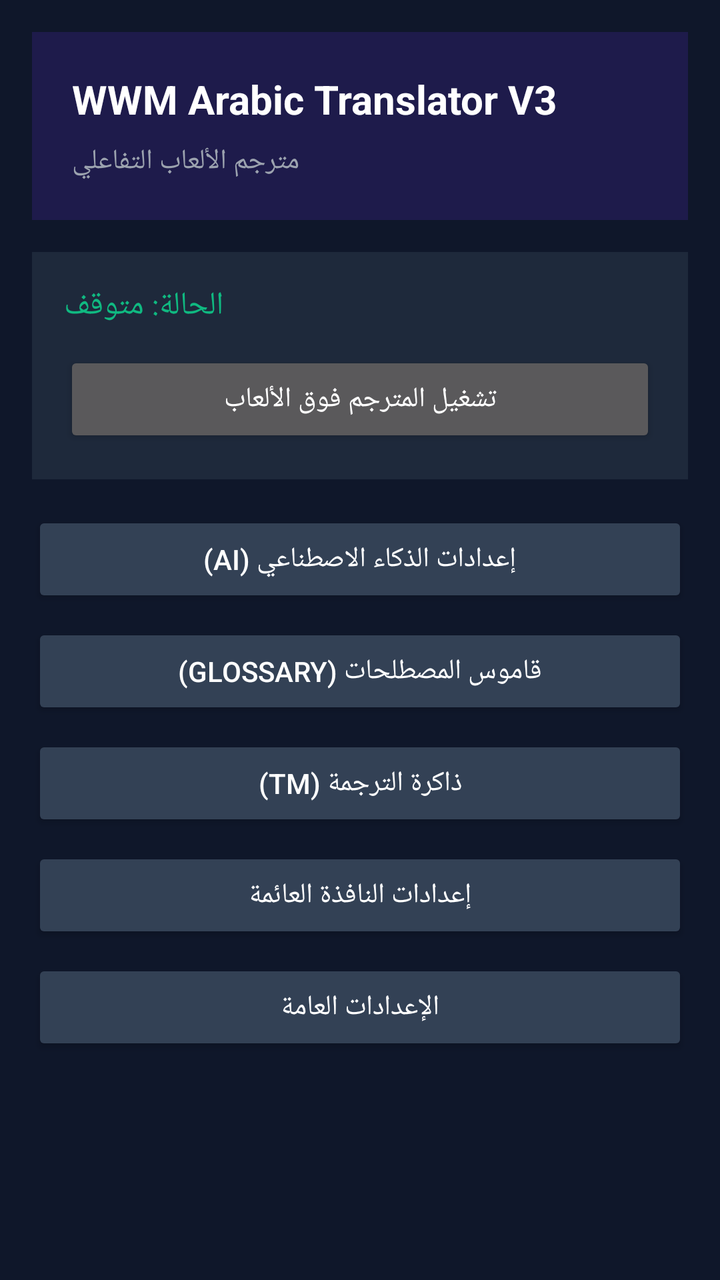
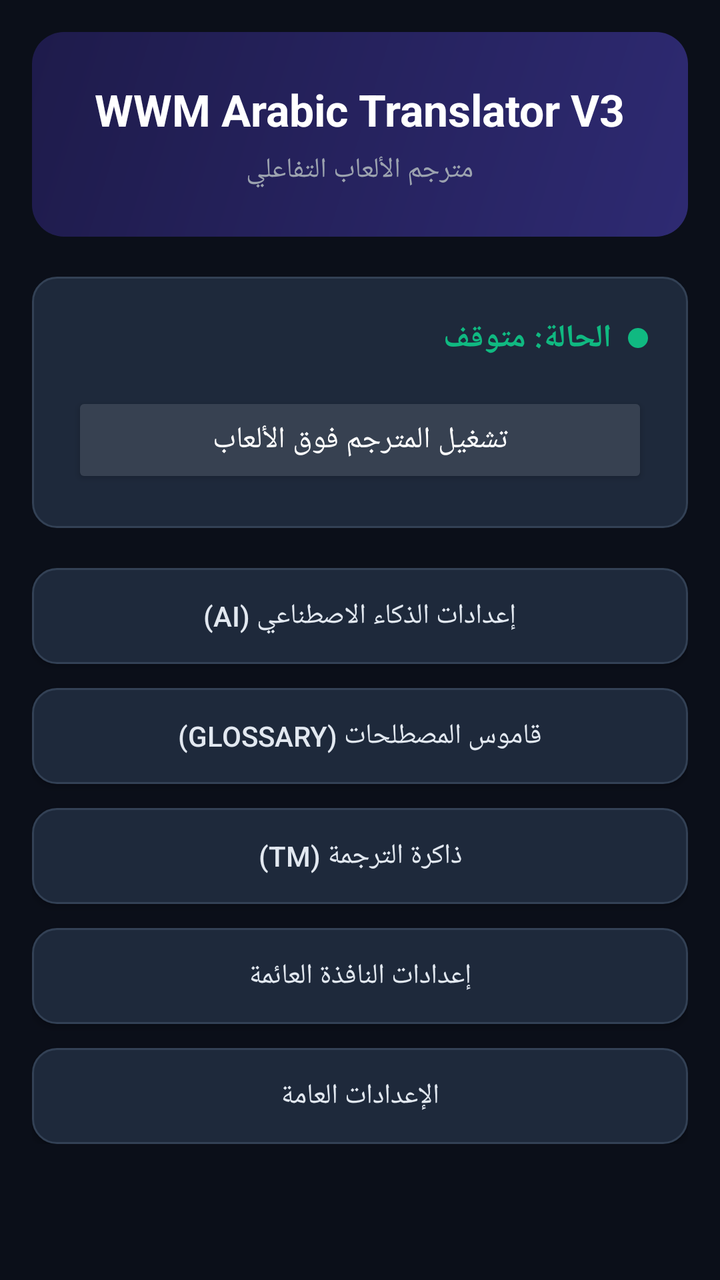

An Android layout rendered at two revisions. The XML below is the earlier revision; the diff shows what the commit changed to produce the second picture.
<!-- AndroidManifest.xml: application theme Theme.AppCompat.NoActionBar -->
<!-- res/layout/activity_main.xml -->
<?xml version="1.0" encoding="utf-8"?>
<ScrollView xmlns:android="http://schemas.android.com/apk/res/android"
    android:layout_width="match_parent"
    android:layout_height="match_parent"
    android:background="#0F172A"
    android:fillViewport="true">

    <LinearLayout
        android:layout_width="match_parent"
        android:layout_height="wrap_content"
        android:orientation="vertical"
        android:padding="16dp">

        
        <LinearLayout
            android:layout_width="match_parent"
            android:layout_height="wrap_content"
            android:background="#1E1B4B"
            android:orientation="vertical"
            android:padding="20dp">

            <TextView
                android:layout_width="wrap_content"
                android:layout_height="wrap_content"
                android:text="WWM Arabic Translator V3"
                android:textColor="#FFFFFF"
                android:textSize="20sp"
                android:textStyle="bold" />

            <TextView
                android:layout_width="wrap_content"
                android:layout_height="wrap_content"
                android:layout_marginTop="8dp"
                android:text="مترجم الألعاب التفاعلي"
                android:textColor="#9CA3AF"
                android:textSize="14sp" />
        </LinearLayout>

        
        <LinearLayout
            android:layout_width="match_parent"
            android:layout_height="wrap_content"
            android:layout_marginTop="16dp"
            android:background="#1E293B"
            android:orientation="vertical"
            android:padding="16dp">

            <TextView
                android:id="@+id/tvStatus"
                android:layout_width="wrap_content"
                android:layout_height="wrap_content"
                android:text="الحالة: متوقف"
                android:textColor="#10B981"
                android:textSize="16sp" />

            <Button
                android:id="@+id/btnToggleOverlay"
                android:layout_width="match_parent"
                android:layout_height="wrap_content"
                android:layout_marginTop="12dp"
                android:text="تشغيل المترجم فوق الألعاب" />
        </LinearLayout>

        
        <LinearLayout
            android:layout_width="match_parent"
            android:layout_height="wrap_content"
            android:layout_marginTop="16dp"
            android:orientation="vertical">

            <Button
                android:id="@+id/btnOpenAiSettings"
                android:layout_width="match_parent"
                android:layout_height="wrap_content"
                android:layout_marginBottom="8dp"
                android:backgroundTint="#334155"
                android:text="إعدادات الذكاء الاصطناعي (AI)" />

            <Button
                android:id="@+id/btnOpenGlossary"
                android:layout_width="match_parent"
                android:layout_height="wrap_content"
                android:layout_marginBottom="8dp"
                android:backgroundTint="#334155"
                android:text="قاموس المصطلحات (Glossary)" />

            <Button
                android:id="@+id/btnOpenTranslationMemory"
                android:layout_width="match_parent"
                android:layout_height="wrap_content"
                android:layout_marginBottom="8dp"
                android:backgroundTint="#334155"
                android:text="ذاكرة الترجمة (TM)" />

            <Button
                android:id="@+id/btnOpenOverlaySettings"
                android:layout_width="match_parent"
                android:layout_height="wrap_content"
                android:layout_marginBottom="8dp"
                android:backgroundTint="#334155"
                android:text="إعدادات النافذة العائمة" />

            <Button
                android:id="@+id/btnOpenSettings"
                android:layout_width="match_parent"
                android:layout_height="wrap_content"
                android:backgroundTint="#334155"
                android:text="الإعدادات العامة" />
        </LinearLayout>

    </LinearLayout>
</ScrollView>
<!-- resources referenced by this layout -->
<resources>

</resources>

<!-- the commit's change to res/layout/activity_main.xml (unified diff, before → after) -->
@@ -2,7 +2,7 @@
 <ScrollView xmlns:android="http://schemas.android.com/apk/res/android"
     android:layout_width="match_parent"
     android:layout_height="match_parent"
-    android:background="#0F172A"
+    android:background="#0B0F19"
     android:fillViewport="true">
 
     <LinearLayout
@@ -15,22 +15,24 @@
         <LinearLayout
             android:layout_width="match_parent"
             android:layout_height="wrap_content"
-            android:background="#1E1B4B"
+            android:background="@drawable/bg_header_card"
             android:orientation="vertical"
-            android:padding="20dp">
+            android:padding="24dp">
 
             <TextView
                 android:layout_width="wrap_content"
                 android:layout_height="wrap_content"
+                android:layout_gravity="center"
                 android:text="WWM Arabic Translator V3"
                 android:textColor="#FFFFFF"
-                android:textSize="20sp"
+                android:textSize="22sp"
                 android:textStyle="bold" />
 
             <TextView
                 android:layout_width="wrap_content"
                 android:layout_height="wrap_content"
-                android:layout_marginTop="8dp"
+                android:layout_gravity="center"
+                android:layout_marginTop="6dp"
                 android:text="مترجم الألعاب التفاعلي"
                 android:textColor="#9CA3AF"
                 android:textSize="14sp" />
@@ -40,72 +42,106 @@
         <LinearLayout
             android:layout_width="match_parent"
             android:layout_height="wrap_content"
-            android:layout_marginTop="16dp"
-            android:background="#1E293B"
+            android:layout_marginTop="20dp"
+            android:background="@drawable/bg_status_item"
             android:orientation="vertical"
-            android:padding="16dp">
+            android:padding="20dp">
 
-            <TextView
-                android:id="@+id/tvStatus"
+            <LinearLayout
                 android:layout_width="wrap_content"
                 android:layout_height="wrap_content"
-                android:text="الحالة: متوقف"
-                android:textColor="#10B981"
-                android:textSize="16sp" />
+                android:layout_gravity="end"
+                android:gravity="center_vertical"
+                android:orientation="horizontal">
+
+                <TextView
+                    android:id="@+id/tvStatus"
+                    android:layout_width="wrap_content"
+                    android:layout_height="wrap_content"
+                    android:text="الحالة: متوقف"
+                    android:textColor="#10B981"
+                    android:textSize="16sp"
+                    android:textStyle="bold" />
+
+                <ImageView
+                    android:layout_width="10dp"
+                    android:layout_height="10dp"
+                    android:layout_marginStart="8dp"
+                    android:src="@drawable/ic_dot_green" />
+            </LinearLayout>
 
             <Button
                 android:id="@+id/btnToggleOverlay"
                 android:layout_width="match_parent"
                 android:layout_height="wrap_content"
-                android:layout_marginTop="12dp"
-                android:text="تشغيل المترجم فوق الألعاب" />
+                android:layout_marginTop="16dp"
+                android:backgroundTint="#374151"
+                android:padding="12dp"
+                android:text="تشغيل المترجم فوق الألعاب"
+                android:textColor="#FFFFFF"
+                android:textSize="15sp" />
         </LinearLayout>
 
         
         <LinearLayout
             android:layout_width="match_parent"
             android:layout_height="wrap_content"
-            android:layout_marginTop="16dp"
+            android:layout_marginTop="20dp"
             android:orientation="vertical">
 
             <Button
                 android:id="@+id/btnOpenAiSettings"
                 android:layout_width="match_parent"
                 android:layout_height="wrap_content"
-                android:layout_marginBottom="8dp"
-                android:backgroundTint="#334155"
-                android:text="إعدادات الذكاء الاصطناعي (AI)" />
+                android:layout_marginBottom="12dp"
+                android:background="@drawable/bg_status_item"
+                android:backgroundTint="@null"
+                android:padding="14dp"
+                android:text="إعدادات الذكاء الاصطناعي (AI)"
+                android:textColor="#E2E8F0" />
 
             <Button
                 android:id="@+id/btnOpenGlossary"
                 android:layout_width="match_parent"
                 android:layout_height="wrap_content"
-                android:layout_marginBottom="8dp"
-                android:backgroundTint="#334155"
-                android:text="قاموس المصطلحات (Glossary)" />
+                android:layout_marginBottom="12dp"
+                android:background="@drawable/bg_status_item"
+                android:backgroundTint="@null"
+                android:padding="14dp"
+                android:text="قاموس المصطلحات (GLOSSARY)"
+                android:textColor="#E2E8F0" />
 
             <Button
                 android:id="@+id/btnOpenTranslationMemory"
                 android:layout_width="match_parent"
                 android:layout_height="wrap_content"
-                android:layout_marginBottom="8dp"
-                android:backgroundTint="#334155"
-                android:text="ذاكرة الترجمة (TM)" />
+                android:layout_marginBottom="12dp"
+                android:background="@drawable/bg_status_item"
+                android:backgroundTint="@null"
+                android:padding="14dp"
+                android:text="ذاكرة الترجمة (TM)"
+                android:textColor="#E2E8F0" />
 
             <Button
                 android:id="@+id/btnOpenOverlaySettings"
                 android:layout_width="match_parent"
                 android:layout_height="wrap_content"
-                android:layout_marginBottom="8dp"
-                android:backgroundTint="#334155"
-                android:text="إعدادات النافذة العائمة" />
+                android:layout_marginBottom="12dp"
+                android:background="@drawable/bg_status_item"
+                android:backgroundTint="@null"
+                android:padding="14dp"
+                android:text="إعدادات النافذة العائمة"
+                android:textColor="#E2E8F0" />
 
             <Button
                 android:id="@+id/btnOpenSettings"
                 android:layout_width="match_parent"
                 android:layout_height="wrap_content"
-                android:backgroundTint="#334155"
-                android:text="الإعدادات العامة" />
+                android:background="@drawable/bg_status_item"
+                android:backgroundTint="@null"
+                android:padding="14dp"
+                android:text="الإعدادات العامة"
+                android:textColor="#E2E8F0" />
         </LinearLayout>
 
     </LinearLayout>
<!-- resource entries referenced after the edit -->
@@ -1,5 +1,33 @@
 <!-- resources referenced by this layout -->
 <resources>
-
+  <!-- drawable bg_header_card (drawable) -->
+  <?xml version="1.0" encoding="utf-8"?>
+  <shape xmlns:android="http://schemas.android.com/apk/res/android"
+      android:shape="rectangle">
+      <gradient
+          android:angle="135"
+          android:endColor="#1E1B4B"
+          android:startColor="#2E2A72" />
+      <corners android:radius="16dp" />
+  </shape>
+  <!-- drawable bg_status_item (drawable) -->
+  <?xml version="1.0" encoding="utf-8"?>
+  <shape xmlns:android="http://schemas.android.com/apk/res/android"
+      android:shape="rectangle">
+      <solid android:color="#1E293B" />
+      <corners android:radius="12dp" />
+      <stroke
+          android:width="1dp"
+          android:color="#334155" />
+  </shape>
+  <!-- drawable ic_dot_green (drawable) -->
+  <?xml version="1.0" encoding="utf-8"?>
+  <shape xmlns:android="http://schemas.android.com/apk/res/android"
+      android:shape="oval">
+      <solid android:color="#10B981" />
+      <size
+          android:width="10dp"
+          android:height="10dp" />
+  </shape>
 </resources>
 
